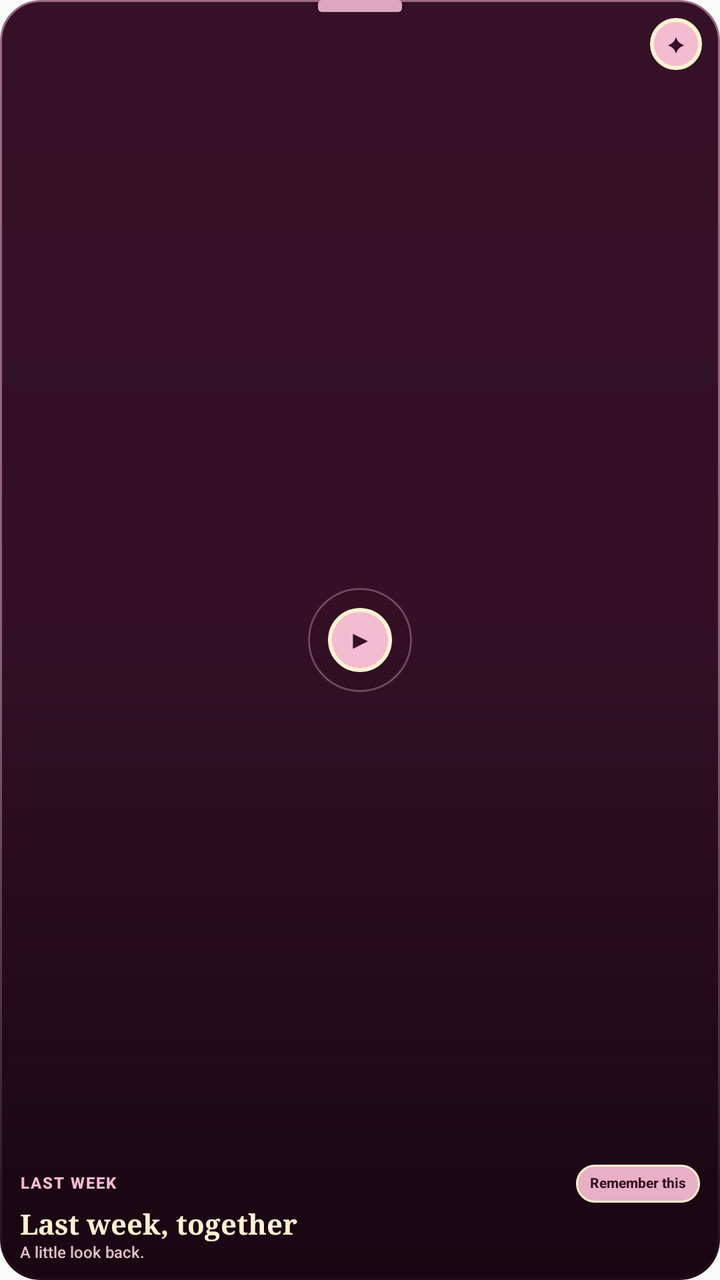
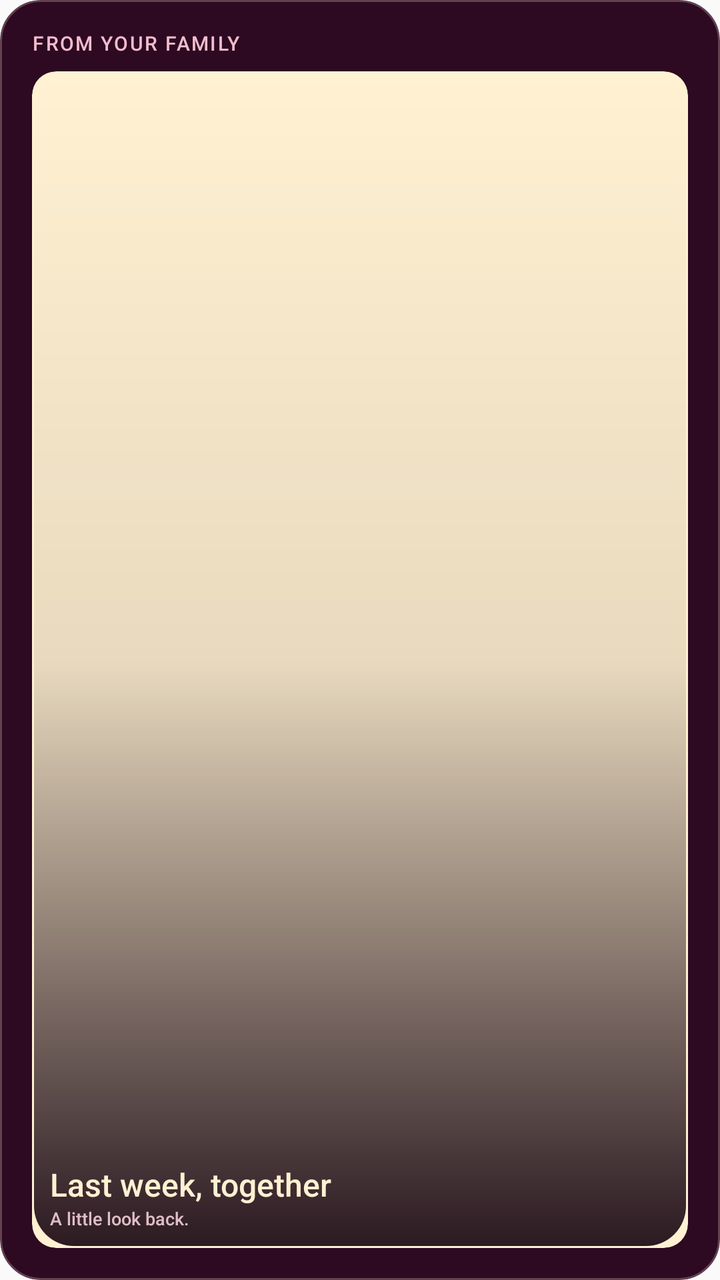

Before-and-after screenshots of an Android layout around one commit, followed by the original layout XML and the change that was made.
<!-- AndroidManifest.xml: application theme AppTheme -->
<!-- res/layout/bubble_widget_media.xml -->
<?xml version="1.0" encoding="utf-8"?>
<FrameLayout xmlns:android="http://schemas.android.com/apk/res/android"
    android:id="@+id/bubble_widget_root"
    android:layout_width="match_parent"
    android:layout_height="match_parent">

    <FrameLayout
        android:id="@+id/bubble_widget_card"
        android:layout_width="match_parent"
        android:layout_height="match_parent"
        android:background="@drawable/bubble_widget_card_plum"
        android:clipToOutline="true">

        <ImageView
            android:id="@+id/bubble_widget_thumbnail"
            android:layout_width="match_parent"
            android:layout_height="match_parent"
            android:contentDescription="@null"
            android:importantForAccessibility="no"
            android:scaleType="centerCrop" />

        <LinearLayout
            android:id="@+id/bubble_widget_media_scrim"
            android:layout_width="match_parent"
            android:layout_height="match_parent"
            android:background="@drawable/bubble_widget_media_scrim"
            android:gravity="bottom"
            android:orientation="vertical"
            android:paddingStart="10dp"
            android:paddingTop="9dp"
            android:paddingEnd="10dp"
            android:paddingBottom="9dp">

            <LinearLayout
                android:layout_width="match_parent"
                android:layout_height="wrap_content"
                android:gravity="center_vertical"
                android:orientation="horizontal">

                <TextView
                    android:id="@+id/bubble_widget_eyebrow"
                    android:layout_width="0dp"
                    android:layout_height="wrap_content"
                    android:layout_weight="1"
                    android:ellipsize="end"
                    android:fontFamily="sans-serif-medium"
                    android:includeFontPadding="false"
                    android:letterSpacing="0.08"
                    android:maxLines="1"
                    android:text="LAST WEEK"
                    android:textAllCaps="true"
                    android:textColor="#F3BCCF"
                    android:textSize="8sp"
                    android:textStyle="bold" />

                <TextView
                    android:id="@+id/bubble_widget_badge"
                    android:layout_width="wrap_content"
                    android:layout_height="wrap_content"
                    android:background="@drawable/bubble_widget_badge_plum"
                    android:ellipsize="end"
                    android:fontFamily="sans-serif-medium"
                    android:gravity="center"
                    android:includeFontPadding="false"
                    android:maxLines="1"
                    android:minHeight="19dp"
                    android:paddingStart="7dp"
                    android:paddingTop="2dp"
                    android:paddingEnd="7dp"
                    android:paddingBottom="2dp"
                    android:text="Remember this"
                    android:textColor="#351127"
                    android:textSize="7sp"
                    android:textStyle="bold" />
            </LinearLayout>

            <TextView
                android:id="@+id/bubble_widget_title"
                android:layout_width="match_parent"
                android:layout_height="wrap_content"
                android:layout_marginTop="3dp"
                android:ellipsize="end"
                android:fontFamily="serif"
                android:includeFontPadding="false"
                android:maxLines="2"
                android:text="Last week, together"
                android:textColor="#FFF1D2"
                android:textSize="14sp"
                android:textStyle="bold" />

            <TextView
                android:id="@+id/bubble_widget_subtitle"
                android:layout_width="match_parent"
                android:layout_height="wrap_content"
                android:layout_marginTop="1dp"
                android:ellipsize="end"
                android:fontFamily="sans-serif-medium"
                android:includeFontPadding="false"
                android:maxLines="1"
                android:text="A little look back."
                android:textColor="#E0BEC7"
                android:textSize="8sp" />
        </LinearLayout>

        <TextView
            android:id="@+id/bubble_widget_orbit"
            android:layout_width="52dp"
            android:layout_height="52dp"
            android:layout_gravity="center"
            android:alpha="0.72"
            android:background="@drawable/bubble_widget_orbit_plum"
            android:importantForAccessibility="no"
            android:text="" />

        <TextView
            android:id="@+id/bubble_widget_play"
            android:layout_width="32dp"
            android:layout_height="32dp"
            android:layout_gravity="center"
            android:background="@drawable/bubble_widget_play_plum"
            android:fontFamily="sans-serif-medium"
            android:gravity="center"
            android:includeFontPadding="false"
            android:text="▶"
            android:textColor="#351127"
            android:textSize="12sp"
            android:textStyle="bold" />

        <TextView
            android:id="@+id/bubble_widget_doodle"
            android:layout_width="26dp"
            android:layout_height="26dp"
            android:layout_gravity="top|end"
            android:layout_marginTop="9dp"
            android:layout_marginEnd="9dp"
            android:background="@drawable/bubble_widget_play_plum"
            android:fontFamily="serif"
            android:gravity="center"
            android:importantForAccessibility="no"
            android:includeFontPadding="false"
            android:maxLines="1"
            android:text="✦"
            android:textColor="#351127"
            android:textSize="10sp" />
    </FrameLayout>

    <TextView
        android:id="@+id/bubble_widget_tape"
        android:layout_width="42dp"
        android:layout_height="6dp"
        android:layout_gravity="top|center_horizontal"
        android:background="@drawable/bubble_widget_tape_plum"
        android:importantForAccessibility="no"
        android:text="" />
</FrameLayout>
<!-- resources referenced by this layout -->
<resources>
  <!-- drawable bubble_widget_badge_plum (drawable) -->
  <?xml version="1.0" encoding="utf-8"?>
  <shape xmlns:android="http://schemas.android.com/apk/res/android" android:shape="rectangle">
      <solid android:color="#E8AFC5" />
      <stroke android:width="1dp" android:color="#FFF1D2" />
      <corners android:radius="14dp" />
  </shape>
  <!-- drawable bubble_widget_card_plum (drawable) -->
  <?xml version="1.0" encoding="utf-8"?>
  <shape xmlns:android="http://schemas.android.com/apk/res/android" android:shape="rectangle">
      <solid android:color="#351127" />
      <stroke android:width="1dp" android:color="#9B6C82" />
      <corners android:radius="20dp" />
  </shape>
  <!-- drawable bubble_widget_media_scrim (drawable) -->
  <?xml version="1.0" encoding="utf-8"?>
  <shape xmlns:android="http://schemas.android.com/apk/res/android" android:shape="rectangle">
      <gradient
          android:angle="270"
          android:startColor="#0016040F"
          android:centerColor="#1816040F"
          android:endColor="#E816040F" />
      <corners android:radius="20dp" />
  </shape>
  <!-- drawable bubble_widget_orbit_plum (drawable) -->
  <?xml version="1.0" encoding="utf-8"?>
  <shape xmlns:android="http://schemas.android.com/apk/res/android" android:shape="oval">
      <solid android:color="#18351127" />
      <stroke android:width="1dp" android:color="#80E5ADC5" />
  </shape>
  <!-- drawable bubble_widget_play_plum (drawable) -->
  <?xml version="1.0" encoding="utf-8"?>
  <shape xmlns:android="http://schemas.android.com/apk/res/android" android:shape="oval">
      <solid android:color="#F3BCD0" />
      <stroke android:width="2dp" android:color="#FFF1D2" />
  </shape>
  <!-- drawable bubble_widget_tape_plum (drawable) -->
  <?xml version="1.0" encoding="utf-8"?>
  <shape xmlns:android="http://schemas.android.com/apk/res/android" android:shape="rectangle">
      <solid android:color="#DFA7BF" />
      <corners android:radius="2dp" />
  </shape>
  <style name="AppTheme" parent="Theme.AppCompat.Light.DarkActionBar">
          <item name="colorPrimary">@color/colorPrimary</item>
          <item name="colorPrimaryDark">@color/colorPrimaryDark</item>
          <item name="colorAccent">@color/colorAccent</item>
      </style>
  <color name="colorPrimary">#240918</color>
  <color name="colorPrimaryDark">#180611</color>
  <color name="colorAccent">#FFF1D2</color>
</resources>

<!-- the commit's change to res/layout/bubble_widget_media.xml (unified diff, before → after) -->
@@ -11,145 +11,119 @@
         android:background="@drawable/bubble_widget_card_plum"
         android:clipToOutline="true">
 
-        <ImageView
-            android:id="@+id/bubble_widget_thumbnail"
-            android:layout_width="match_parent"
-            android:layout_height="match_parent"
-            android:contentDescription="@null"
-            android:importantForAccessibility="no"
-            android:scaleType="centerCrop" />
-
         <LinearLayout
             android:id="@+id/bubble_widget_media_scrim"
             android:layout_width="match_parent"
             android:layout_height="match_parent"
-            android:background="@drawable/bubble_widget_media_scrim"
-            android:gravity="bottom"
             android:orientation="vertical"
-            android:paddingStart="10dp"
-            android:paddingTop="9dp"
-            android:paddingEnd="10dp"
-            android:paddingBottom="9dp">
+            android:padding="16dp">
 
-            <LinearLayout
+            
+            <TextView
+                android:id="@+id/bubble_widget_width_driver"
+                android:layout_width="wrap_content"
+                android:layout_height="0dp"
+                android:importantForAccessibility="no"
+                android:visibility="invisible" />
+
+            <TextView
+                android:id="@+id/bubble_widget_eyebrow"
                 android:layout_width="match_parent"
                 android:layout_height="wrap_content"
-                android:gravity="center_vertical"
-                android:orientation="horizontal">
-
-                <TextView
-                    android:id="@+id/bubble_widget_eyebrow"
-                    android:layout_width="0dp"
-                    android:layout_height="wrap_content"
-                    android:layout_weight="1"
-                    android:ellipsize="end"
-                    android:fontFamily="sans-serif-medium"
-                    android:includeFontPadding="false"
-                    android:letterSpacing="0.08"
-                    android:maxLines="1"
-                    android:text="LAST WEEK"
-                    android:textAllCaps="true"
-                    android:textColor="#F3BCCF"
-                    android:textSize="8sp"
-                    android:textStyle="bold" />
-
-                <TextView
-                    android:id="@+id/bubble_widget_badge"
-                    android:layout_width="wrap_content"
-                    android:layout_height="wrap_content"
-                    android:background="@drawable/bubble_widget_badge_plum"
-                    android:ellipsize="end"
-                    android:fontFamily="sans-serif-medium"
-                    android:gravity="center"
-                    android:includeFontPadding="false"
-                    android:maxLines="1"
-                    android:minHeight="19dp"
-                    android:paddingStart="7dp"
-                    android:paddingTop="2dp"
-                    android:paddingEnd="7dp"
-                    android:paddingBottom="2dp"
-                    android:text="Remember this"
-                    android:textColor="#351127"
-                    android:textSize="7sp"
-                    android:textStyle="bold" />
-            </LinearLayout>
-
-            <TextView
-                android:id="@+id/bubble_widget_title"
-                android:layout_width="match_parent"
-                android:layout_height="wrap_content"
-                android:layout_marginTop="3dp"
-                android:ellipsize="end"
-                android:fontFamily="serif"
-                android:includeFontPadding="false"
-                android:maxLines="2"
-                android:text="Last week, together"
-                android:textColor="#FFF1D2"
-                android:textSize="14sp"
-                android:textStyle="bold" />
-
-            <TextView
-                android:id="@+id/bubble_widget_subtitle"
-                android:layout_width="match_parent"
-                android:layout_height="wrap_content"
-                android:layout_marginTop="1dp"
                 android:ellipsize="end"
                 android:fontFamily="sans-serif-medium"
                 android:includeFontPadding="false"
+                android:letterSpacing="0.08"
                 android:maxLines="1"
-                android:text="A little look back."
-                android:textColor="#E0BEC7"
-                android:textSize="8sp" />
+                android:text="FROM YOUR FAMILY"
+                android:textAllCaps="true"
+                android:textColor="#F3BCCF"
+                android:textSize="10sp" />
+
+            <FrameLayout
+                android:id="@+id/bubble_widget_photo_frame"
+                android:layout_width="match_parent"
+                android:layout_height="0dp"
+                android:layout_marginTop="8dp"
+                android:layout_weight="1"
+                android:background="@drawable/bubble_widget_photo_frame"
+                android:clipToOutline="true"
+                android:padding="1dp">
+
+                <ImageView
+                    android:id="@+id/bubble_widget_thumbnail"
+                    android:layout_width="match_parent"
+                    android:layout_height="match_parent"
+                    android:contentDescription="@null"
+                    android:importantForAccessibility="no"
+                    android:scaleType="centerCrop" />
+
+                <LinearLayout
+                    android:id="@+id/bubble_widget_photo_caption"
+                    android:layout_width="match_parent"
+                    android:layout_height="match_parent"
+                    android:background="@drawable/bubble_widget_media_scrim"
+                    android:gravity="bottom"
+                    android:orientation="vertical"
+                    android:padding="8dp">
+
+                    <TextView
+                        android:id="@+id/bubble_widget_title"
+                        android:layout_width="match_parent"
+                        android:layout_height="wrap_content"
+                        android:ellipsize="end"
+                        android:fontFamily="sans-serif-medium"
+                        android:includeFontPadding="false"
+                        android:maxLines="2"
+                        android:text="Last week, together"
+                        android:textColor="#FFF1D2"
+                        android:textSize="16sp" />
+
+                    <TextView
+                        android:id="@+id/bubble_widget_subtitle"
+                        android:layout_width="match_parent"
+                        android:layout_height="wrap_content"
+                        android:layout_marginTop="2dp"
+                        android:ellipsize="end"
+                        android:fontFamily="sans-serif-medium"
+                        android:includeFontPadding="false"
+                        android:maxLines="1"
+                        android:text="A little look back."
+                        android:textColor="#E0BEC7"
+                        android:textSize="9sp" />
+                </LinearLayout>
+
+                <TextView
+                    android:id="@+id/bubble_widget_play"
+                    android:layout_width="30dp"
+                    android:layout_height="30dp"
+                    android:layout_gravity="top|end"
+                    android:layout_marginTop="7dp"
+                    android:layout_marginEnd="7dp"
+                    android:background="@drawable/bubble_widget_play_plum"
+                    android:fontFamily="sans-serif-medium"
+                    android:gravity="center"
+                    android:importantForAccessibility="no"
+                    android:includeFontPadding="false"
+                    android:text="▶"
+                    android:textColor="#351127"
+                    android:textSize="11sp"
+                    android:textStyle="bold"
+                    android:visibility="gone" />
+            </FrameLayout>
         </LinearLayout>
 
         <TextView
-            android:id="@+id/bubble_widget_orbit"
-            android:layout_width="52dp"
-            android:layout_height="52dp"
-            android:layout_gravity="center"
-            android:alpha="0.72"
-            android:background="@drawable/bubble_widget_orbit_plum"
-            android:importantForAccessibility="no"
-            android:text="" />
-
-        <TextView
-            android:id="@+id/bubble_widget_play"
-            android:layout_width="32dp"
-            android:layout_height="32dp"
-            android:layout_gravity="center"
-            android:background="@drawable/bubble_widget_play_plum"
+            android:id="@+id/bubble_widget_page_position"
+            android:layout_width="wrap_content"
+            android:layout_height="wrap_content"
+            android:layout_gravity="bottom|center_horizontal"
+            android:layout_marginBottom="13dp"
             android:fontFamily="sans-serif-medium"
-            android:gravity="center"
-            android:includeFontPadding="false"
-            android:text="▶"
-            android:textColor="#351127"
-            android:textSize="12sp"
-            android:textStyle="bold" />
-
-        <TextView
-            android:id="@+id/bubble_widget_doodle"
-            android:layout_width="26dp"
-            android:layout_height="26dp"
-            android:layout_gravity="top|end"
-            android:layout_marginTop="9dp"
-            android:layout_marginEnd="9dp"
-            android:background="@drawable/bubble_widget_play_plum"
-            android:fontFamily="serif"
-            android:gravity="center"
-            android:importantForAccessibility="no"
             android:includeFontPadding="false"
             android:maxLines="1"
-            android:text="✦"
-            android:textColor="#351127"
-            android:textSize="10sp" />
+            android:textColor="#E0BEC7"
+            android:textSize="9sp"
+            android:visibility="gone" />
     </FrameLayout>
-
-    <TextView
-        android:id="@+id/bubble_widget_tape"
-        android:layout_width="42dp"
-        android:layout_height="6dp"
-        android:layout_gravity="top|center_horizontal"
-        android:background="@drawable/bubble_widget_tape_plum"
-        android:importantForAccessibility="no"
-        android:text="" />
 </FrameLayout>
<!-- resource entries referenced after the edit -->
@@ -1,17 +1,10 @@
 <!-- resources referenced by this layout -->
 <resources>
-  <!-- drawable bubble_widget_badge_plum (drawable) -->
-  <?xml version="1.0" encoding="utf-8"?>
-  <shape xmlns:android="http://schemas.android.com/apk/res/android" android:shape="rectangle">
-      <solid android:color="#E8AFC5" />
-      <stroke android:width="1dp" android:color="#FFF1D2" />
-      <corners android:radius="14dp" />
-  </shape>
   <!-- drawable bubble_widget_card_plum (drawable) -->
   <?xml version="1.0" encoding="utf-8"?>
   <shape xmlns:android="http://schemas.android.com/apk/res/android" android:shape="rectangle">
-      <solid android:color="#351127" />
-      <stroke android:width="1dp" android:color="#9B6C82" />
+      <solid android:color="#2D0A21" />
+      <stroke android:width="1dp" android:color="#624050" />
       <corners android:radius="20dp" />
   </shape>
   <!-- drawable bubble_widget_media_scrim (drawable) -->
@@ -24,23 +17,17 @@
           android:endColor="#E816040F" />
       <corners android:radius="20dp" />
   </shape>
-  <!-- drawable bubble_widget_orbit_plum (drawable) -->
+  <!-- drawable bubble_widget_photo_frame (drawable) -->
   <?xml version="1.0" encoding="utf-8"?>
-  <shape xmlns:android="http://schemas.android.com/apk/res/android" android:shape="oval">
-      <solid android:color="#18351127" />
-      <stroke android:width="1dp" android:color="#80E5ADC5" />
+  <shape xmlns:android="http://schemas.android.com/apk/res/android" android:shape="rectangle">
+      <solid android:color="#FFF1D2" />
+      <corners android:radius="12dp" />
   </shape>
   <!-- drawable bubble_widget_play_plum (drawable) -->
   <?xml version="1.0" encoding="utf-8"?>
   <shape xmlns:android="http://schemas.android.com/apk/res/android" android:shape="oval">
       <solid android:color="#F3BCD0" />
       <stroke android:width="2dp" android:color="#FFF1D2" />
-  </shape>
-  <!-- drawable bubble_widget_tape_plum (drawable) -->
-  <?xml version="1.0" encoding="utf-8"?>
-  <shape xmlns:android="http://schemas.android.com/apk/res/android" android:shape="rectangle">
-      <solid android:color="#DFA7BF" />
-      <corners android:radius="2dp" />
   </shape>
   <style name="AppTheme" parent="Theme.AppCompat.Light.DarkActionBar">
           <item name="colorPrimary">@color/colorPrimary</item>
